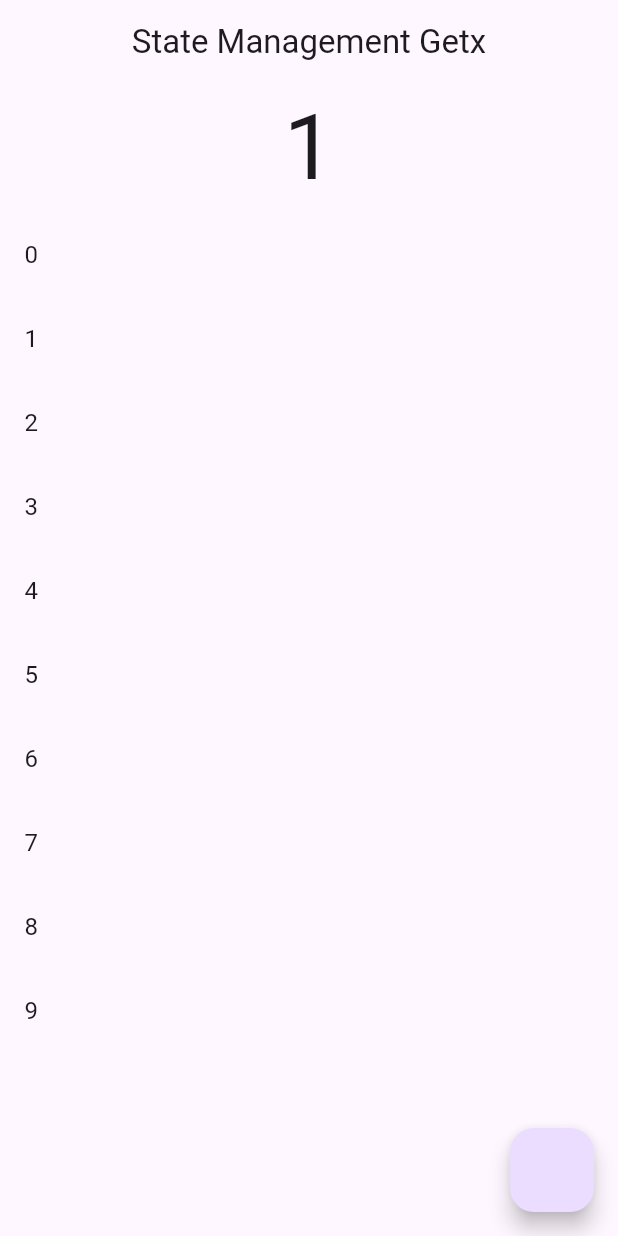
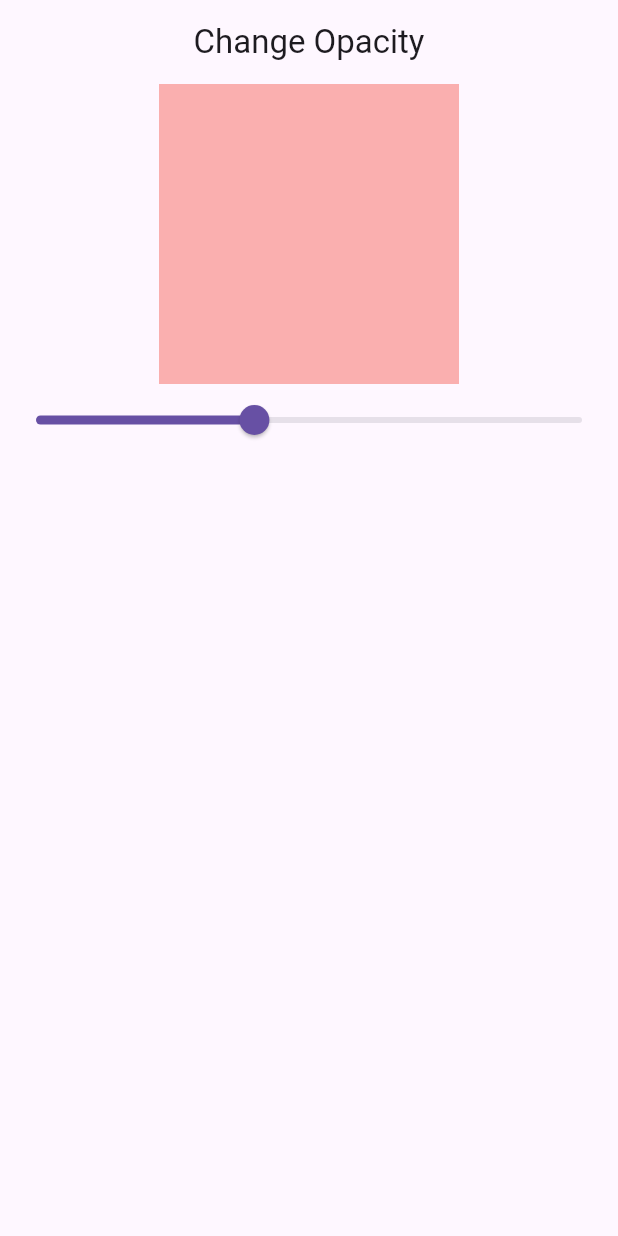
Before and after one commit to Rajan804/GetX-Tutorial-Using-Flutter, a Flutter app: the screen it shows after launch, on a phone screen of 412 x 824 dp. Run offline on Flutter 3.47's test engine with Material 3 defaults, Android fonts, the phone set to English and light mode, and no system bars; our stand-ins replace get.

Commit message:
set the opacity with slider

```diff
--- a/lib/StateManagement/HomeStateMan.dart
+++ b/lib/StateManagement/HomeStateMan.dart
@@ -1,4 +1,4 @@
-import 'dart:async';
+//import 'dart:async';
 
 import 'package:first_tutorial1/StateManagement/counter_controller.dart';
 import 'package:flutter/material.dart';
--- /dev/null
+++ b/lib/StateManagement2/Home_opacity.dart
@@ -0,0 +1,47 @@
+import 'package:first_tutorial1/StateManagement2/opacity_controller.dart';
+import 'package:flutter/material.dart';
+import 'package:get/get.dart';
+
+class HomeOpacity extends StatefulWidget {
+  const HomeOpacity({super.key});
+
+  @override
+  State<HomeOpacity> createState() => _HomeOpacityState();
+}
+
+class _HomeOpacityState extends State<HomeOpacity> {
+  OpacityController opacityController = Get.put(OpacityController());
+
+  @override
+  void initState() {
+    // TODO: implement initState
+    super.initState();
+  }
+
+  @override
+  Widget build(BuildContext context) {
+    return Scaffold(
+      appBar: AppBar(
+        title: Text("Change Opacity"),
+        centerTitle: true,
+      ),
+      body: Column(
+        children: [
+          Obx(
+            () => Container(
+              height: 200,
+              width: 200,
+              color: Colors.red.withOpacity(opacityController.opacity.value),
+            ),
+          ),
+          Obx(() => Slider(
+              value: opacityController.opacity.value,
+              onChanged: (value) {
+                opacityController.setOpacity(value);
+              }))
+        ],
+      ),
+      // floatingActionButton: FloatingActionButton(onPressed: () {}),
+    );
+  }
+}
--- /dev/null
+++ b/lib/StateManagement2/opacity_controller.dart
@@ -0,0 +1,9 @@
+import 'package:get/get.dart';
+
+class OpacityController extends GetxController {
+  RxDouble opacity = .4.obs;
+
+  setOpacity(double value) {
+    opacity.value = value;
+  }
+}
--- a/lib/main.dart
+++ b/lib/main.dart
@@ -37,6 +37,7 @@
 
 // State Management
 import 'package:first_tutorial1/StateManagement/HomeStateMan.dart';
+import 'package:first_tutorial1/StateManagement2/Home_opacity.dart';
 import 'package:flutter/material.dart';
 import 'package:get/get.dart';
 
@@ -54,7 +55,8 @@ class MyApp extends StatelessWidget {
       theme: ThemeData(
         primarySwatch: Colors.blue,
       ),
-      home: Homestateman(),
+      // home: Homestateman(),
+      home: HomeOpacity(),
     );
   }
 }
```
